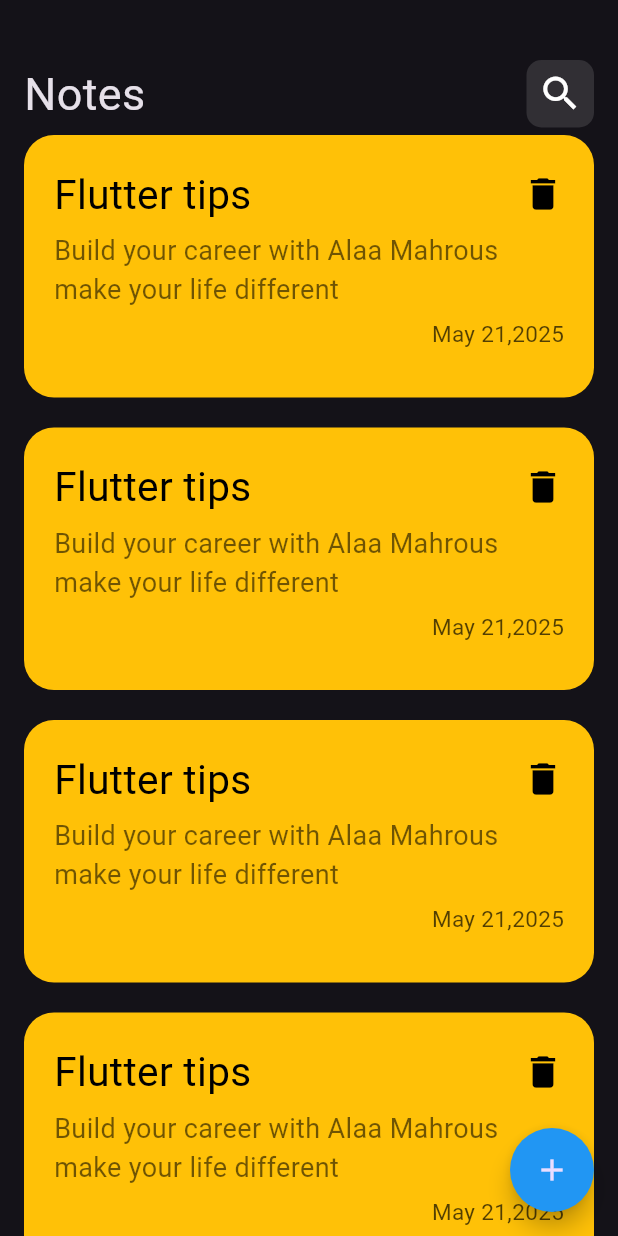
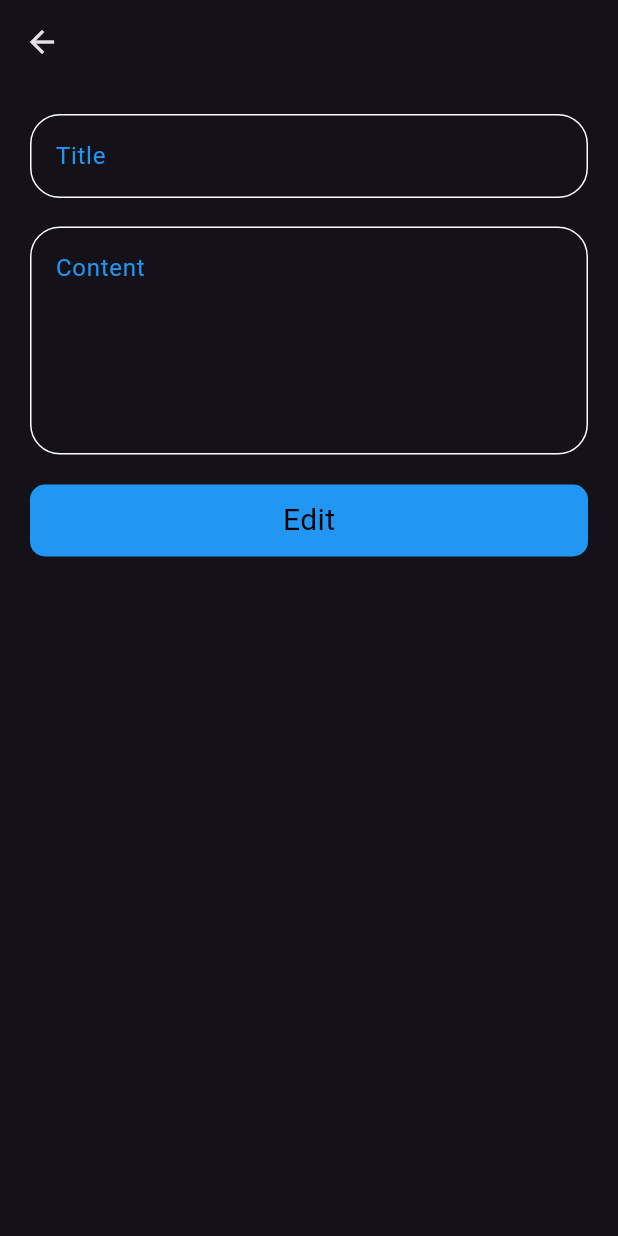
Before and after one commit to AlaaMahrous/note_app, a Flutter app: the screen it shows after launch, after a tap on "Flutter tips", on a phone screen of 412 x 824 dp. Run offline on Flutter 3.47's test engine with Material 3 defaults, Android fonts, the phone set to English and light mode, and no system bars.

Commit message:
create edit note view ui

```diff
--- a/lib/main.dart
+++ b/lib/main.dart
@@ -1,4 +1,5 @@
 import 'package:flutter/material.dart';
+import 'package:note_app/views/edit_note_view.dart';
 import 'package:note_app/views/notes_view.dart';
 
 void main() {
@@ -13,7 +14,10 @@ class NoteApp extends StatelessWidget {
     return MaterialApp(
       debugShowCheckedModeBanner: false,
       theme: ThemeData.dark(),
-      routes: {NotesView.id: (context) => NotesView()},
+      routes: {
+        NotesView.id: (context) => NotesView(),
+        EditNoteView.id: (context) => EditNoteView(),
+      },
       initialRoute: NotesView.id,
     );
   }
--- /dev/null
+++ b/lib/views/edit_note_view.dart
@@ -0,0 +1,12 @@
+import 'package:flutter/material.dart';
+import 'package:note_app/views/widgets/edit_note_view_body.dart';
+
+class EditNoteView extends StatelessWidget {
+  const EditNoteView({super.key});
+  static String id = 'EditNoteView';
+
+  @override
+  Widget build(BuildContext context) {
+    return Scaffold(appBar: AppBar(), body: EditNoteViewBody());
+  }
+}
--- /dev/null
+++ b/lib/views/widgets/edit_note_view_body.dart
@@ -0,0 +1,25 @@
+import 'package:flutter/material.dart';
+import 'package:note_app/views/widgets/custom_sheet_button.dart';
+import 'package:note_app/views/widgets/custom_text_feild.dart';
+
+class EditNoteViewBody extends StatelessWidget {
+  const EditNoteViewBody({super.key});
+
+  @override
+  Widget build(BuildContext context) {
+    return Padding(
+      padding: EdgeInsets.only(left: 20, right: 20, top: 20),
+      child: SingleChildScrollView(
+        child: Column(
+          children: [
+            CustomTextFeild(hint: 'Title'),
+            SizedBox(height: 19),
+            CustomTextFeild(hint: 'Content', maxLines: 5),
+            SizedBox(height: 20),
+            CustomButton(text: 'Edit', onTap: () {}),
+          ],
+        ),
+      ),
+    );
+  }
+}
--- a/lib/views/widgets/note_card.dart
+++ b/lib/views/widgets/note_card.dart
@@ -1,4 +1,5 @@
 import 'package:flutter/material.dart';
+import 'package:note_app/views/edit_note_view.dart';
 
 class NoteCard extends StatelessWidget {
   const NoteCard({super.key});
@@ -6,7 +7,9 @@ class NoteCard extends StatelessWidget {
   @override
   Widget build(BuildContext context) {
     return InkWell(
-      onTap: () {},
+      onTap: () {
+        Navigator.pushNamed(context, EditNoteView.id);
+      },
       child: Container(
         margin: EdgeInsets.only(bottom: 20),
         decoration: BoxDecoration(
```
